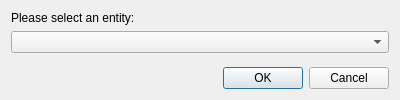
archeos/cloudcompare-archeos, file qCC/ui_templates/pickEntityDlg.ui: the form before one commit.
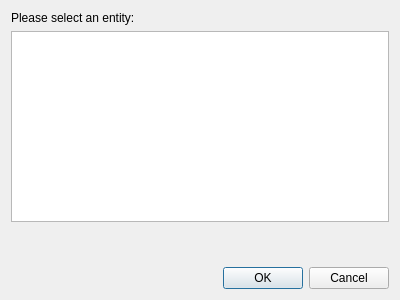
The form after the commit.

```diff
--- a/qCC/ui_templates/pickEntityDlg.ui
+++ b/qCC/ui_templates/pickEntityDlg.ui
@@ -7,7 +7,7 @@
     <x>0</x>
     <y>0</y>
     <width>400</width>
-    <height>100</height>
+    <height>300</height>
    </rect>
   </property>
   <property name="windowTitle">
@@ -22,14 +22,7 @@
     </widget>
    </item>
    <item>
-    <widget class="QComboBox" name="comboBox">
-     <property name="sizePolicy">
-      <sizepolicy hsizetype="Expanding" vsizetype="Fixed">
-       <horstretch>0</horstretch>
-       <verstretch>0</verstretch>
-      </sizepolicy>
-     </property>
-    </widget>
+    <widget class="QListWidget" name="listWidget"/>
    </item>
    <item>
     <spacer name="verticalSpacer">
```
